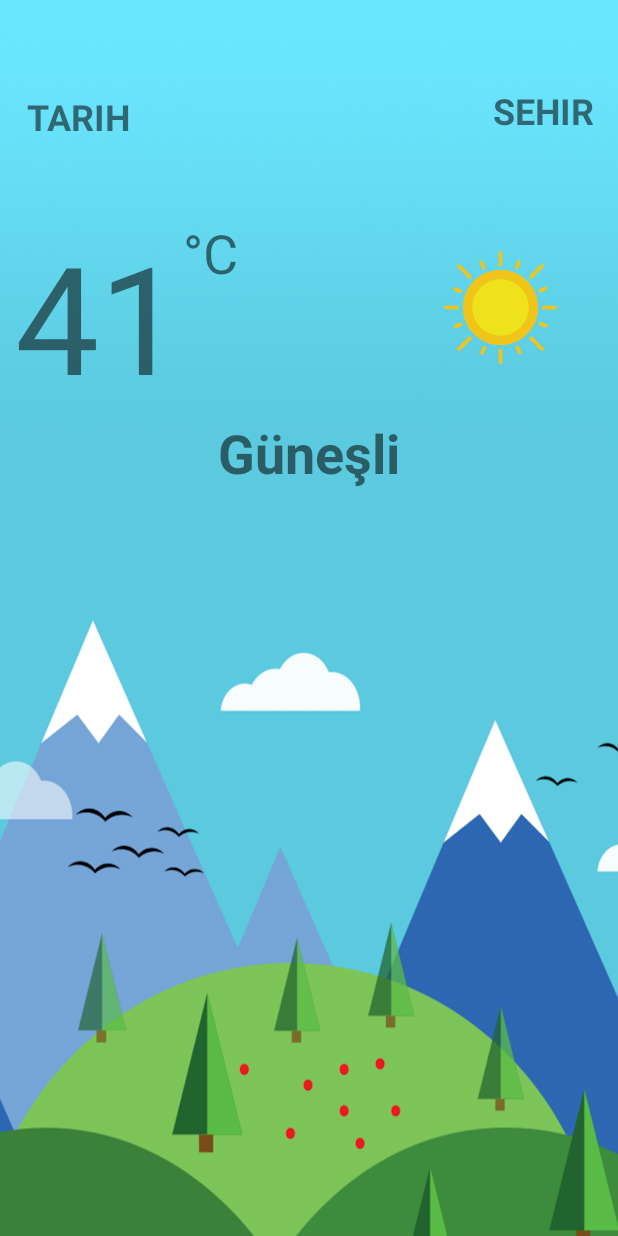
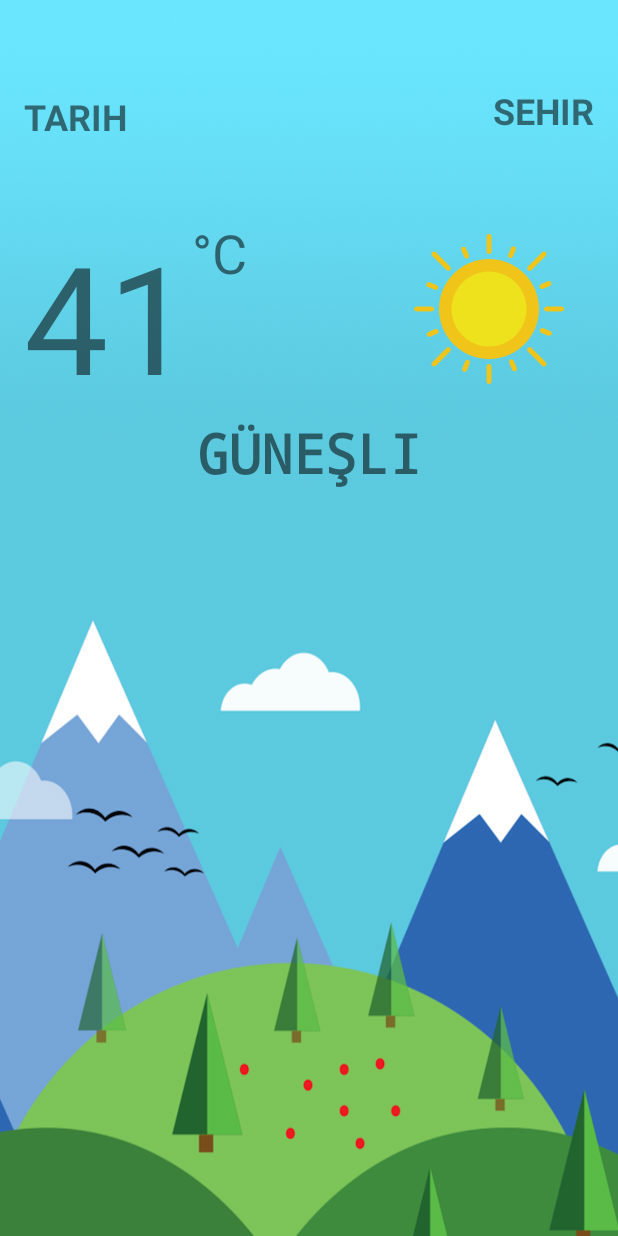
Before and after one commit to emrealtunbilek/havadurumukotlin, an Android app: the screen it shows after launch (MainActivity), on a phone screen of 412 x 824 dp. Run offline under Robolectric (Android 15) with nearby library versions, the phone set to English and light mode, and no system bars; our stand-ins replace Volley; network calls fail.

Commit message:
arayüzde küçük düzeltmeler yapıldı

```diff
--- a/app/src/main/java/com/emrealtunbilek/havadurumuapp/MainActivity.kt
+++ b/app/src/main/java/com/emrealtunbilek/havadurumuapp/MainActivity.kt
@@ -44,6 +44,11 @@ class MainActivity : AppCompatActivity() {
                     rootLayout.background=getDrawable(R.drawable.bg)
                 }else {
                     rootLayout.background=getDrawable(R.drawable.gece)
+                    tvAciklama.setTextColor(resources.getColor(R.color.colorAccent))
+                    tvSicaklik.setTextColor(resources.getColor(R.color.colorAccent))
+                    tvSehir.setTextColor(resources.getColor(R.color.colorAccent))
+                    tvTarih.setTextColor(resources.getColor(R.color.colorAccent))
+                    tvDerece.setTextColor(resources.getColor(R.color.colorAccent))
                 }
 
                 var resimDosyaAdi=resources.getIdentifier("icon_"+icon?.sonKarakteriSil(),"drawable", packageName) //R.drawable.icon_50n
--- a/app/src/main/res/layout/activity_main.xml
+++ b/app/src/main/res/layout/activity_main.xml
@@ -2,9 +2,9 @@
 <android.support.constraint.ConstraintLayout xmlns:android="http://schemas.android.com/apk/res/android"
     xmlns:app="http://schemas.android.com/apk/res-auto"
     xmlns:tools="http://schemas.android.com/tools"
+    android:id="@+id/rootLayout"
     android:layout_width="match_parent"
     android:layout_height="match_parent"
-    android:id="@+id/rootLayout"
     android:background="@drawable/bg"
     tools:context="com.emrealtunbilek.havadurumuapp.MainActivity">
 
@@ -13,13 +13,11 @@
         android:id="@+id/tvTarih"
         android:layout_width="wrap_content"
         android:layout_height="wrap_content"
-        android:layout_marginEnd="240dp"
         android:layout_marginStart="16dp"
         android:layout_marginTop="61dp"
         android:text="TARIH"
         android:textSize="24sp"
         android:textStyle="bold"
-        app:layout_constraintEnd_toStartOf="@+id/tvSehir"
         app:layout_constraintStart_toStartOf="parent"
         app:layout_constraintTop_toTopOf="parent" />
 
@@ -41,7 +39,7 @@
         android:layout_width="wrap_content"
         android:layout_height="wrap_content"
         android:layout_marginEnd="148dp"
-        android:layout_marginStart="8dp"
+        android:layout_marginStart="16dp"
         android:layout_marginTop="144dp"
         android:text="41"
         android:textSize="100sp"
@@ -51,7 +49,7 @@
         app:layout_constraintTop_toTopOf="parent" />
 
     <TextView
-        android:id="@+id/textView4"
+        android:id="@+id/tvDerece"
         android:layout_width="wrap_content"
         android:layout_height="wrap_content"
         android:text="°C"
@@ -61,15 +59,15 @@
 
     <ImageView
         android:id="@+id/imgHavaDurumu"
-        android:layout_width="75dp"
-        android:layout_height="75dp"
+        android:layout_width="100dp"
+        android:layout_height="100dp"
         android:layout_marginBottom="8dp"
         android:layout_marginEnd="16dp"
         android:layout_marginStart="8dp"
         app:layout_constraintBottom_toBottomOf="@+id/tvSicaklik"
         app:layout_constraintEnd_toEndOf="parent"
         app:layout_constraintHorizontal_bias="0.84"
-        app:layout_constraintStart_toEndOf="@+id/textView4"
+        app:layout_constraintStart_toEndOf="@+id/tvDerece"
         app:layout_constraintTop_toTopOf="@+id/tvSicaklik"
         app:layout_constraintVertical_bias="0.461"
         app:srcCompat="@drawable/icon_01" />
@@ -80,10 +78,13 @@
         android:layout_height="wrap_content"
         android:layout_marginEnd="8dp"
         android:layout_marginStart="8dp"
+        android:fontFamily="monospace"
         android:text="Güneşli"
         android:textAlignment="center"
+        android:textAllCaps="true"
         android:textSize="36sp"
         android:textStyle="bold"
+        android:typeface="normal"
         app:layout_constraintEnd_toEndOf="parent"
         app:layout_constraintStart_toStartOf="parent"
         app:layout_constraintTop_toBottomOf="@+id/tvSicaklik" />
```
